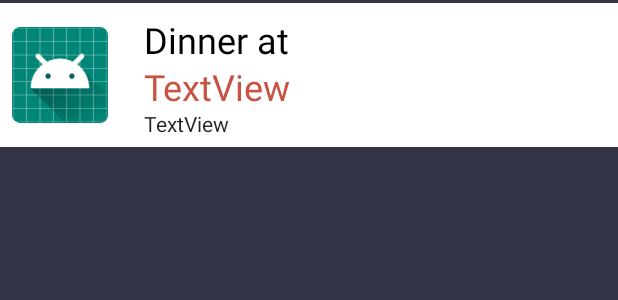
After one commit to 15aber/android-project-the-dinner-club, an Android app: the layout dinner_listitem.xml on its own in the app's theme, with its tools: preview values and no code run, on a phone screen of 412 x 824 dp. The commit adds this screen. Shown: the top 300 px of the screen. Run offline under Robolectric (Android 15) with nearby library versions, the phone set to English and light mode, and no system bars.

Commit message:
recycler view with dummy data

```diff
--- a/app/build.gradle
+++ b/app/build.gradle
@@ -25,12 +25,17 @@ dependencies {
     implementation 'com.android.support.constraint:constraint-layout:1.1.3'
     implementation 'com.android.support:support-media-compat:28.0.0'
     implementation 'com.android.support:support-v4:28.0.0'
+    implementation 'com.android.support:recyclerview-v7:28.0.0'
     testImplementation 'junit:junit:4.12'
     androidTestImplementation 'com.android.support.test:runner:1.0.2'
     androidTestImplementation 'com.android.support.test.espresso:espresso-core:3.0.2'
     implementation 'com.google.firebase:firebase-core:16.0.4'
     implementation 'com.google.firebase:firebase-auth:16.0.4'
     implementation 'com.google.firebase:firebase-database:16.0.4'
+    //
+    //Glide
+    implementation 'com.github.bumptech.glide:glide:4.8.0'
+    annotationProcessor 'com.github.bumptech.glide:compiler:4.8.0'
 }
 
 apply plugin: 'com.google.gms.google-services'
--- a/app/src/main/res/layout/activity_dinner_club_home.xml
+++ b/app/src/main/res/layout/activity_dinner_club_home.xml
@@ -59,6 +59,11 @@
             android:textAppearance="@style/TextAppearance.AppCompat.Display1"
             android:typeface="normal" />
 
+        <android.support.v7.widget.RecyclerView
+            android:layout_width="match_parent"
+            android:layout_height="match_parent"
+            android:id="@+id/homeRecyclerView"/>
+
     </LinearLayout>
 
 </android.support.constraint.ConstraintLayout>
--- /dev/null
+++ b/app/src/main/res/layout/dinner_listitem.xml
@@ -0,0 +1,64 @@
+<?xml version="1.0" encoding="utf-8"?>
+<LinearLayout xmlns:android="http://schemas.android.com/apk/res/android"
+    xmlns:app="http://schemas.android.com/apk/res-auto"
+    xmlns:tools="http://schemas.android.com/tools"
+    android:layout_width="match_parent"
+    android:layout_height="wrap_content"
+    android:id="@+id/list_item">
+
+    <LinearLayout
+        android:layout_width="match_parent"
+        android:layout_height="wrap_content"
+        android:background="@android:color/white"
+        android:layout_marginTop="2dp"
+        android:layout_marginBottom="4dp"
+        android:paddingTop="8dp"
+        android:paddingBottom="8dp"
+        android:orientation="horizontal">
+
+        <ImageView
+            android:id="@+id/ivDinnerImage"
+            android:layout_width="80dp"
+            android:layout_height="80dp"
+            android:padding="8dp"
+            app:srcCompat="@mipmap/ic_launcher_round" />
+
+        <LinearLayout
+            android:layout_width="match_parent"
+            android:layout_height="match_parent"
+            android:orientation="vertical"
+            android:paddingLeft="16dp">
+
+            <TextView
+                android:id="@+id/tvDinnerAt"
+                android:layout_width="wrap_content"
+                android:layout_height="wrap_content"
+                android:layout_weight="1"
+                android:text="@string/dinneritem_dinner_at"
+                android:textAppearance="@style/TextAppearance.AppCompat.Display1"
+                android:textColor="@android:color/black"
+                android:textSize="24sp" />
+
+            <TextView
+                android:id="@+id/tvDinnerItemHost"
+                android:layout_width="wrap_content"
+                android:layout_height="wrap_content"
+                android:layout_weight="1"
+                android:text="TextView"
+                android:textAppearance="@style/TextAppearance.AppCompat.Display1"
+                android:textColor="@color/colorOrangeRed"
+                android:textSize="24sp" />
+
+            <TextView
+                android:id="@+id/tvDinnerItemDateTime"
+                android:layout_width="wrap_content"
+                android:layout_height="wrap_content"
+                android:layout_weight="1"
+                android:text="TextView"
+                android:textAppearance="@style/TextAppearance.AppCompat.Body1"
+                android:textColor="@color/common_google_signin_btn_text_light_pressed" />
+        </LinearLayout>
+    </LinearLayout>
+
+
+</LinearLayout>
--- a/app/src/main/res/values/strings.xml
+++ b/app/src/main/res/values/strings.xml
@@ -48,4 +48,5 @@
     <string name="create_error_string">Error, dinner NOT created.</string>
     <string name="dinner_created_string">Dinner is created</string>
     <string name="dinner_not_created_string">Error, dinner was not created.</string>
+    <string name="dinneritem_dinner_at">Dinner at</string>
 </resources>
```
Also changed, not shown: app/src/main/java/dk/tennarasmussen/thedinnerclub/DinnerClubHomeActivity.java (+32 -0 lines), app/src/main/java/dk/tennarasmussen/thedinnerclub/DinnersAdapter.java (added, +82 -0 lines).
